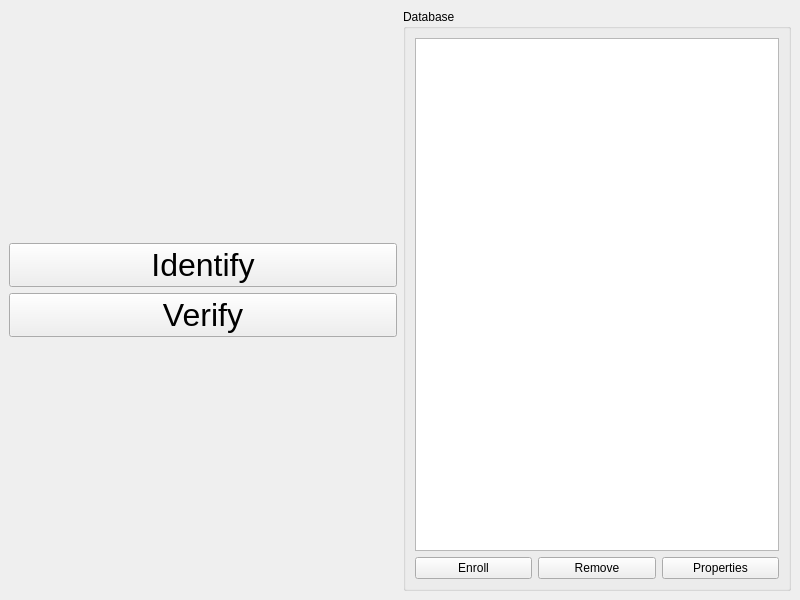
The window that src/appKinectAcquire/frmkinectmain.ui (stepanmracek/face) describes before a commit, drawn with Qt 5.
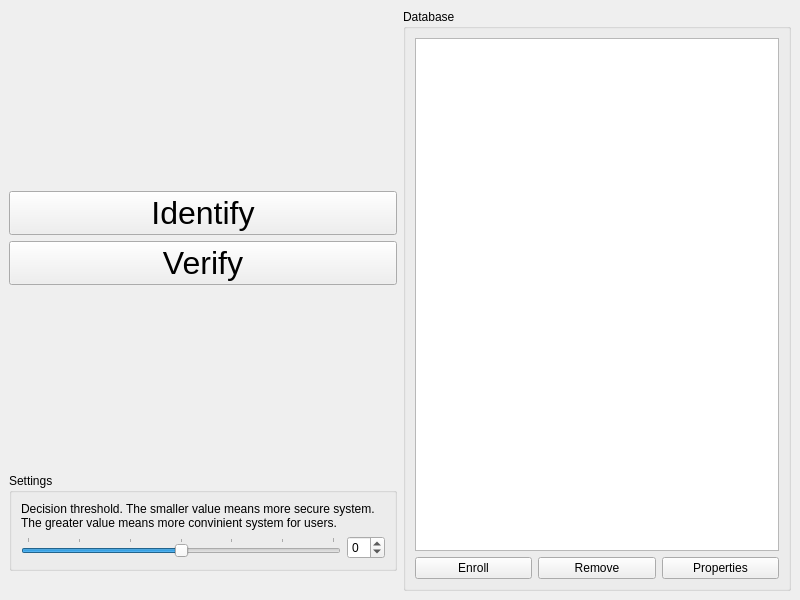
The same window after the commit. Icons and pictures are not drawn.

```diff
--- a/src/appKinectAcquire/frmkinectmain.ui
+++ b/src/appKinectAcquire/frmkinectmain.ui
@@ -67,6 +67,61 @@
         </property>
        </spacer>
       </item>
+      <item>
+       <widget class="QGroupBox" name="groupBox_2">
+        <property name="title">
+         <string>Settings</string>
+        </property>
+        <layout class="QVBoxLayout" name="_2">
+         <item>
+          <widget class="QLabel" name="label">
+           <property name="text">
+            <string>&lt;html&gt;&lt;head/&gt;&lt;body&gt;&lt;p&gt;Decision threshold. The smaller value means more secure system. The greater value means more convinient system for users.&lt;/p&gt;&lt;/body&gt;&lt;/html&gt;</string>
+           </property>
+           <property name="wordWrap">
+            <bool>true</bool>
+           </property>
+          </widget>
+         </item>
+         <item>
+          <layout class="QHBoxLayout" name="horizontalLayout_3">
+           <item>
+            <widget class="QSlider" name="sliderThreshold">
+             <property name="minimum">
+              <number>-3</number>
+             </property>
+             <property name="maximum">
+              <number>3</number>
+             </property>
+             <property name="pageStep">
+              <number>1</number>
+             </property>
+             <property name="orientation">
+              <enum>Qt::Horizontal</enum>
+             </property>
+             <property name="tickPosition">
+              <enum>QSlider::TicksAbove</enum>
+             </property>
+             <property name="tickInterval">
+              <number>1</number>
+             </property>
+            </widget>
+           </item>
+           <item>
+            <widget class="QSpinBox" name="spinBox">
+             <property name="minimum">
+              <number>-3</number>
+             </property>
+             <property name="maximum">
+              <number>3</number>
+             </property>
+            </widget>
+           </item>
+          </layout>
+         </item>
+        </layout>
+       </widget>
+      </item>
       <item>
        <spacer name="horizontalSpacer">
         <property name="orientation">
```
Left out of the diff: 39 changed lines with no effect on the pictures.
